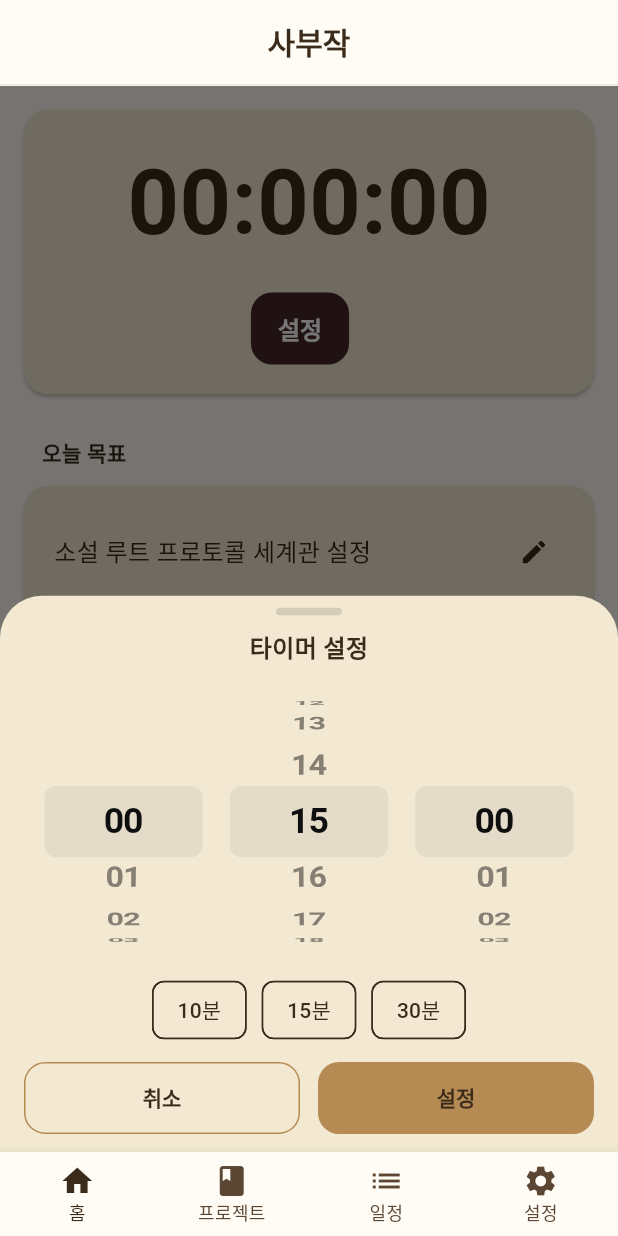
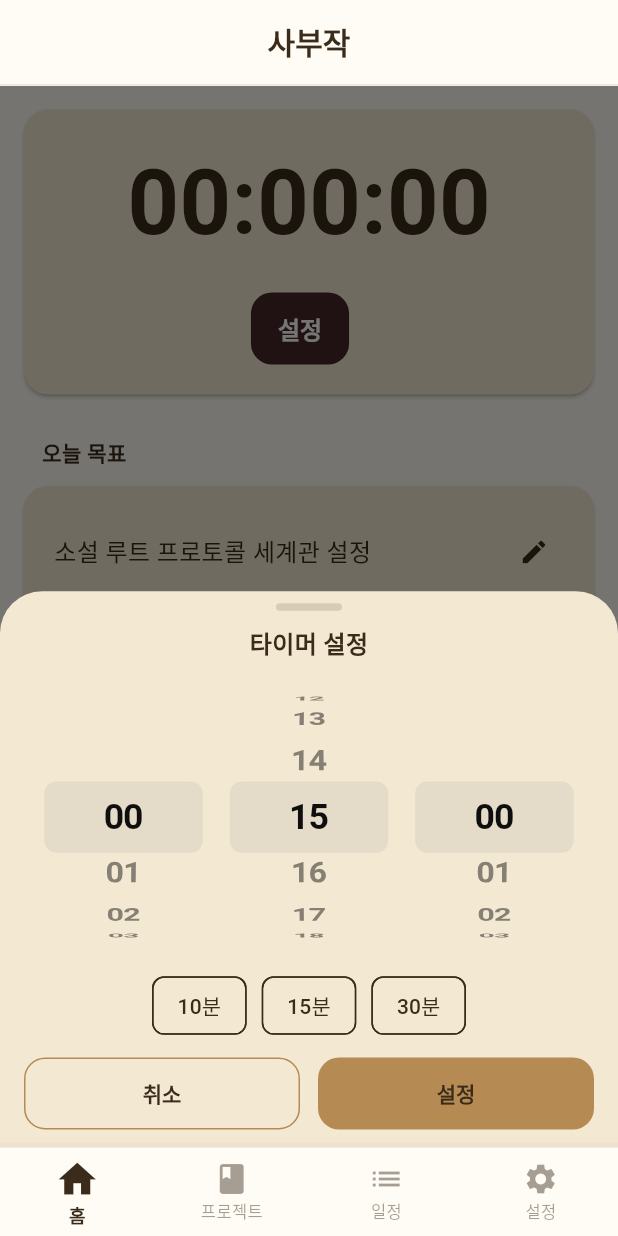
Before and after one commit to elpo94/elpo-book-project, a Flutter app: the screen it shows after launch, after a tap on "설정", on a phone screen of 412 x 824 dp. Run offline on Flutter 3.47's test engine with Material 3 defaults, Android fonts, the phone set to English and light mode, and no system bars; our stand-ins replace go_router, table_calendar; Roboto replaces fonts that are missing (AritaBuri, Pretendard).

Commit message:
timer_fix

```diff
--- a/lib/router/main_shell.dart
+++ b/lib/router/main_shell.dart
@@ -10,6 +10,9 @@ class MainShell extends StatelessWidget {
   @override
   Widget build(BuildContext context) {
     final location = GoRouterState.of(context).uri.toString();
+
+    // ✅ 프로젝트 메인에서만 FAB 표시
+    final showProjectFab = location == '/project';
 
     return Scaffold(
       extendBody: true,
@@ -27,42 +30,50 @@ class MainShell extends StatelessWidget {
 
       body: child,
 
-      floatingActionButton: location.startsWith('/project')
+      floatingActionButton: showProjectFab
           ? FloatingActionButton(
-        onPressed: () {
-          context.push('/project/create');
-        },
+        onPressed: () => context.push('/project/create'),
         shape: const CircleBorder(),
-        backgroundColor: Theme.of(context).colorScheme.primary, // 노란 배경
+        backgroundColor: Theme.of(context).colorScheme.primary,
         elevation: 3,
         child: Icon(
           Icons.edit,
-          color: AppColors.foreground, // 브라운
+          color: AppColors.foreground,
           size: 30,
         ),
       )
           : null,
 
       bottomNavigationBar: BottomNavigationBar(
+        type: BottomNavigationBarType.fixed,
         currentIndex: _index(location),
         onTap: (i) => _onTap(i, context),
+
+        // ✅ 선택 강조(색/크기/폰트)
+        selectedItemColor: AppColors.foreground,
+        unselectedItemColor: AppColors.foreground.withOpacity(0.45),
+
+        selectedIconTheme: const IconThemeData(size: 30),
+        unselectedIconTheme: const IconThemeData(size: 24),
+
+        selectedLabelStyle: const TextStyle(
+          fontWeight: FontWeight.w800,
+          fontSize: 12,
+        ),
+        unselectedLabelStyle: const TextStyle(
+          fontWeight: FontWeight.w500,
+          fontSize: 11,
+        ),
+
+        // ✅ 터치 영역이 너무 좁아 보이면 추천
+        // (아이콘 커졌을 때 더 안정적)
+        iconSize: 26,
+
         items: const [
-          BottomNavigationBarItem(
-            icon: Icon(Icons.home),
-            label: '홈',
-          ),
-          BottomNavigationBarItem(
-            icon: Icon(Icons.book),
-            label: '프로젝트',
-          ),
-          BottomNavigationBarItem(
-            icon: Icon(Icons.list),
-            label: '일정',
-          ),
-          BottomNavigationBarItem(
-            icon: Icon(Icons.settings),
-            label: '설정',
-          ),
+          BottomNavigationBarItem(icon: Icon(Icons.home), label: '홈'),
+          BottomNavigationBarItem(icon: Icon(Icons.book), label: '프로젝트'),
+          BottomNavigationBarItem(icon: Icon(Icons.list), label: '일정'),
+          BottomNavigationBarItem(icon: Icon(Icons.settings), label: '설정'),
         ],
       ),
     );
--- a/lib/view_models/home/timer_vm.dart
+++ b/lib/view_models/home/timer_vm.dart
@@ -9,6 +9,19 @@ class TimerViewModel extends ChangeNotifier {
   Timer? _ticker;
 
   bool get hasTarget => targetDuration > Duration.zero;
+  bool get isEditing => _isEditing;
+  bool _isEditing = false;
+
+  void beginEdit() {
+    _isEditing = true;
+    notifyListeners();
+  }
+
+  void endEdit() {
+    _isEditing = false;
+    notifyListeners();
+  }
+
 
   void setTarget(Duration duration) {
     targetDuration = duration;
--- a/lib/views/home/widgets/home_timer_card.dart
+++ b/lib/views/home/widgets/home_timer_card.dart
@@ -1,10 +1,7 @@
 import 'package:elpo_book_project/view_models/home/timer_vm.dart';
-import 'package:elpo_book_project/views/home/dialog/reset_dialog.dart';
-import 'package:elpo_book_project/views/home/widgets/timer_setting_sheet.dart';
+import 'package:elpo_book_project/views/home/widgets/timer_controls.dart';
 import 'package:flutter/material.dart';
 import 'package:provider/provider.dart';
-
-import '../../../widgets/confirm_dialog.dart';
 
 class HomeTimerCard extends StatelessWidget {
   final VoidCallback? onTap;
@@ -19,23 +16,6 @@ class HomeTimerCard extends StatelessWidget {
     return '${two(h)}:${two(m)}:${two(s)}';
   }
 
-  Future<void> _openSettingSheet(
-    BuildContext context,
-    TimerViewModel vm,
-  ) async {
-    await showModalBottomSheet(
-      context: context,
-      isScrollControlled: true,
-      showDragHandle: false,
-      builder: (_) => TimerSettingSheet(
-        initial: vm.targetDuration == Duration.zero
-            ? const Duration(minutes: 15)
-            : vm.targetDuration,
-        onConfirm: (d) => vm.setTarget(d),
-      ),
-    );
-  }
-
   @override
   Widget build(BuildContext context) {
     final vm = context.watch<TimerViewModel>();
@@ -43,90 +23,38 @@ class HomeTimerCard extends StatelessWidget {
     final display = vm.isRunning
         ? vm.remaining
         : (vm.hasTarget ? vm.remaining : Duration.zero);
-    final timeText = _format(display);
+    final canExpand = vm.hasTarget && !vm.isEditing;
 
-    final showReset = vm.hasTarget;
-
-    return Hero(
+    return HeroMode(
+      enabled: canExpand, // 편집중에 히어로 비활성.
+      child: Hero(
         tag: 'timer-card-hero',
         child: Material(
           color: Colors.transparent,
           child: InkWell(
-          onTap: () async {
-            if (!vm.hasTarget) {
-              await _openSettingSheet(context, vm);
-              return;
-            }
-            onTap?.call(); // 확장 화면 이동
-          },
+            onTap: onTap,
             child: Card(
               elevation: 1,
-            shape: RoundedRectangleBorder(borderRadius: BorderRadius.circular(16)),
+              shape: RoundedRectangleBorder(
+                borderRadius: BorderRadius.circular(16),
+              ),
               child: Padding(
                 padding: const EdgeInsets.all(20),
                 child: Column(
                   children: [
                     Text(
-                    timeText,
-                    style: const TextStyle(fontSize: 60, fontWeight: FontWeight.w600),
+                      _format(display),
+                      style: const TextStyle(
+                        fontSize: 60,
+                        fontWeight: FontWeight.w600,
+                      ),
                     ),
                     const SizedBox(height: 16),
 
-                  Row(
-                    mainAxisAlignment: MainAxisAlignment.center,
-                    children: [
-                      // Left button (설정/Start/Stop)
-                      if (!vm.hasTarget) ...[
-                        FilledButton(
-                          onPressed: () => _openSettingSheet(context, vm),
-                          style: FilledButton.styleFrom(
-                            backgroundColor: const Color(0xFF452829),
-                            foregroundColor: Colors.white,
-                            padding: const EdgeInsets.symmetric(
-                              horizontal: 18,
-                              vertical: 12,
-                            ),
-                          ),
-                          child: Text(
-                            "설정",
-                            style: TextStyle(
-                              color: Colors.white,
-                              fontWeight: FontWeight.w600,
-                              fontSize: 16,
-                            ),
-                          ),
-                        ),
-                      ] else if (!vm.isRunning) ...[
-                        FilledButton(
-                          onPressed: vm.remaining == Duration.zero ? null : vm.start,
-                          child: const Text("Start"),
-                        ),
-                      ] else ...[
-                        FilledButton(onPressed: vm.stop, child: const Text("Stop")),
-                      ],
-
-                      const SizedBox(width: 12),
-
-                      // Reset: 0일 때 숨김 / 설정중에도 사실상 숨김
-                      if (showReset)
-                        OutlinedButton(
-                          onPressed: () async {
-                            final ok = await showConfirmDialog(
-                              context,
-                              title: '타이머를 초기화할까요?',
-                              message: '누적된 시간이 00:00:00으로 돌아갑니다.\n이 작업은 되돌릴 수 없습니다.',
-                              cancelText: '취소',
-                              confirmText: '초기화',
-                              confirmColor: const Color(0xFFD65C5C),
-                            );
-
-                            if (ok) vm.reset();
-                          },
-                          child: const Text("Reset"),
-                        ),
+                    // ✅ 공통 컨트롤
+                    const TimerControls(compact: true),
                   ],
                 ),
-                ],
               ),
             ),
           ),
--- /dev/null
+++ b/lib/views/home/widgets/timer_controls.dart
@@ -0,0 +1,107 @@
+import 'package:elpo_book_project/view_models/home/timer_vm.dart';
+import 'package:elpo_book_project/views/home/widgets/timer_setting_sheet.dart';
+import 'package:flutter/material.dart';
+import 'package:provider/provider.dart';
+
+import '../../../widgets/confirm_dialog.dart';
+
+class TimerControls extends StatelessWidget {
+  final bool compact;
+  final EdgeInsets padding;
+
+  const TimerControls({
+    super.key,
+    this.compact = false,
+    EdgeInsets? padding,
+  }) : padding = padding ?? EdgeInsets.zero;
+
+  Future<void> _openSettingSheet(BuildContext context, TimerViewModel vm) async {
+    await showModalBottomSheet(
+      context: context,
+      isScrollControlled: true,
+      showDragHandle: false,
+      builder: (_) => TimerSettingSheet(
+        initial: vm.targetDuration == Duration.zero
+            ? const Duration(minutes: 15)
+            : vm.targetDuration,
+        onConfirm: (d) => vm.setTarget(d),
+      ),
+    );
+  }
+
+  @override
+  Widget build(BuildContext context) {
+    final vm = context.watch<TimerViewModel>();
+
+    // ✅ 정책: running 중에도 reset 가능
+    final showReset = vm.hasTarget;
+
+    // 버튼 패딩/크기 (홈 카드 / 확장 화면)
+    final buttonPadding = compact
+        ? const EdgeInsets.symmetric(horizontal: 18, vertical: 12)
+        : const EdgeInsets.symmetric(horizontal: 22, vertical: 14);
+
+    final fontSize = compact ? 16.0 : 16.0;
+
+    return Padding(
+      padding: padding,
+      child: Row(
+        mainAxisAlignment: MainAxisAlignment.center,
+        children: [
+          // 1) 설정 / Start / Stop
+          if (!vm.hasTarget) ...[
+            FilledButton(
+              onPressed: () => _openSettingSheet(context, vm),
+              style: FilledButton.styleFrom(
+                backgroundColor: const Color(0xFF452829),
+                foregroundColor: Colors.white,
+                padding: buttonPadding,
+              ),
+              child: Text(
+                "설정",
+                style: TextStyle(
+                  fontWeight: FontWeight.w700,
+                  fontSize: fontSize,
+                ),
+              ),
+            ),
+          ] else if (!vm.isRunning) ...[
+            FilledButton(
+              onPressed: vm.remaining == Duration.zero ? null : vm.start,
+              style: FilledButton.styleFrom(padding: buttonPadding),
+              child: const Text("Start"),
+            ),
+          ] else ...[
+            FilledButton(
+              onPressed: vm.stop,
+              style: FilledButton.styleFrom(padding: buttonPadding),
+              child: const Text("Stop"),
+            ),
+          ],
+
+          const SizedBox(width: 12),
+
+          // 2) Reset (항상 가능 + confirm)
+          if (showReset)
+            OutlinedButton(
+              onPressed: () async {
+                final ok = await showConfirmDialog(
+                  context,
+                  title: '타이머를 초기화할까요?',
+                  message: '누적된 시간이 00:00:00으로 돌아갑니다.\n이 작업은 되돌릴 수 없습니다.',
+                  cancelText: '취소',
+                  confirmText: '초기화',
+                  confirmColor: const Color(0xFFD65C5C),
+                );
+                if (ok) vm.reset();
+              },
+              style: OutlinedButton.styleFrom(
+                padding: buttonPadding,
+              ),
+              child: const Text("Reset"),
+            ),
+        ],
+      ),
+    );
+  }
+}
```
Also changed, not shown: lib/utils/confirm_discard_needed.dart (added, +20 -0 lines), lib/views/home/dialog/reset_dialog.dart (deleted, +0 -103 lines), lib/views/home/widgets/timer_expand_view.dart (+20 -7 lines), lib/widgets/form_action_bar.dart (added, +42 -0 lines). Lines whose indentation alone changed are shown as unchanged.
